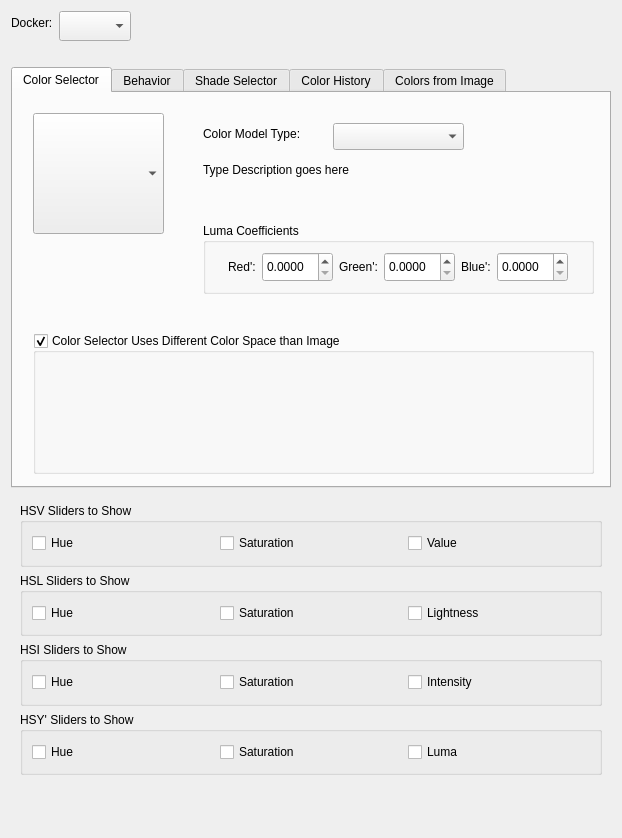
KDE/krita, file plugins/extensions/dockers/advancedcolorselector/wdg_color_selector_settings.ui: the form before one commit.
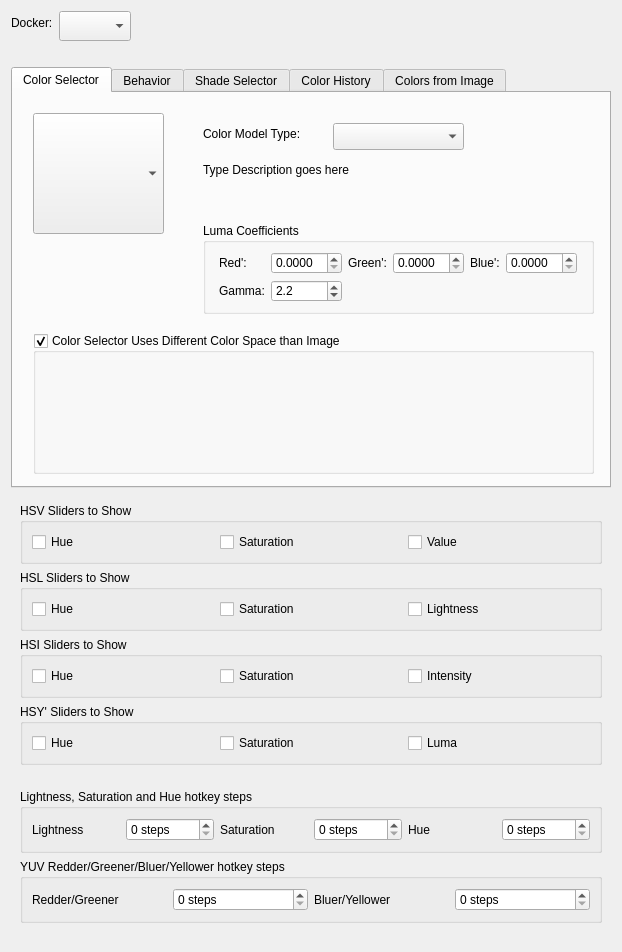
The form after the commit. Custom widgets are drawn as their Qt base class.

Commit message:
Add gamma as hotkey-steps configuration to the config.
This'll allow you to change the gamma of the HSY advanced color selector,
to turn it linear for example.

The hotkey config will allow setting the amount of steps that affect the L and K
and the similar redder/greener/yellower/bluer/hue/sat actions. These are still
hardcoded to use a gamma of 2.2 for now.

Ref T210

Diff of the .ui file:
```diff
--- a/plugins/extensions/dockers/advancedcolorselector/wdg_color_selector_settings.ui
+++ b/plugins/extensions/dockers/advancedcolorselector/wdg_color_selector_settings.ui
@@ -7,7 +7,7 @@
     <x>0</x>
     <y>0</y>
     <width>618</width>
-    <height>838</height>
+    <height>952</height>
    </rect>
   </property>
   <property name="sizePolicy">
@@ -19,10 +19,7 @@
   <property name="windowTitle">
    <string>Color Selector Settings</string>
   </property>
-  <layout class="QVBoxLayout" name="verticalLayout_6">
-   <property name="sizeConstraint">
-    <enum>QLayout::SetDefaultConstraint</enum>
-   </property>
+  <layout class="QVBoxLayout" name="verticalLayout_3">
    <item>
     <layout class="QFormLayout" name="dockerSelectForm">
      <property name="labelAlignment">
@@ -86,7 +83,7 @@
          <x>190</x>
          <y>130</y>
          <width>391</width>
-         <height>71</height>
+         <height>91</height>
         </rect>
        </property>
        <property name="sizePolicy">
@@ -206,6 +203,35 @@
             </property>
            </widget>
           </item>
+          <item row="1" column="1">
+           <widget class="QDoubleSpinBox" name="SP_Gamma">
+            <property name="toolTip">
+             <string>&lt;html&gt;&lt;head/&gt;&lt;body&gt;&lt;p&gt;This sets the gamma value that the linearised HSY Luminosity is crunched with. 1 makes the selector fully linear, 2.2 is a practical default value.&lt;/p&gt;&lt;/body&gt;&lt;/html&gt;</string>
+            </property>
+            <property name="decimals">
+             <number>1</number>
+            </property>
+            <property name="minimum">
+             <double>-3.000000000000000</double>
+            </property>
+            <property name="maximum">
+             <double>3.000000000000000</double>
+            </property>
+            <property name="singleStep">
+             <double>0.100000000000000</double>
+            </property>
+            <property name="value">
+             <double>2.200000000000000</double>
+            </property>
+           </widget>
+          </item>
+          <item row="1" column="0">
+           <widget class="QLabel" name="gamma_label">
+            <property name="text">
+             <string>Gamma:</string>
+            </property>
+           </widget>
+          </item>
          </layout>
         </item>
        </layout>
@@ -1201,19 +1227,7 @@
     </widget>
    </item>
    <item>
-    <widget class="QWidget" name="colorSliderOptions">
-     <property name="sizePolicy">
-      <sizepolicy hsizetype="Fixed" vsizetype="Fixed">
-       <horstretch>0</horstretch>
-       <verstretch>0</verstretch>
-      </sizepolicy>
-     </property>
-     <property name="minimumSize">
-      <size>
-       <width>600</width>
-       <height>290</height>
-      </size>
-     </property>
+    <widget class="QWidget" name="colorSliderOptions" native="true">
      <layout class="QVBoxLayout" name="verticalLayout">
       <item>
        <widget class="QGroupBox" name="groupHsv">
@@ -1338,6 +1352,100 @@
      </layout>
     </widget>
    </item>
+   <item>
+    <widget class="QWidget" name="hotKeyOptions" native="true">
+     <layout class="QVBoxLayout" name="hotkeyOptions">
+      <item>
+       <widget class="QGroupBox" name="hsy">
+        <property name="title">
+         <string>Lightness, Saturation and Hue hotkey steps</string>
+        </property>
+        <layout class="QHBoxLayout" name="horizontalLayout_5">
+         <item>
+          <widget class="QLabel" name="label_8">
+           <property name="text">
+            <string>Lightness</string>
+           </property>
+          </widget>
+         </item>
+         <item>
+          <widget class="QSpinBox" name="sb_lightness">
+           <property name="suffix">
+            <string> steps</string>
+           </property>
+          </widget>
+         </item>
+         <item>
+          <widget class="QLabel" name="label_13">
+           <property name="text">
+            <string>Saturation</string>
+           </property>
+          </widget>
+         </item>
+         <item>
+          <widget class="QSpinBox" name="sb_saturation">
+           <property name="suffix">
+            <string> steps</string>
+           </property>
+          </widget>
+         </item>
+         <item>
+          <widget class="QLabel" name="label_17">
+           <property name="text">
+            <string>Hue</string>
+           </property>
+          </widget>
+         </item>
+         <item>
+          <widget class="QSpinBox" name="sb_hue">
+           <property name="suffix">
+            <string> steps</string>
+           </property>
+          </widget>
+         </item>
+        </layout>
+       </widget>
+      </item>
+      <item>
+       <widget class="QGroupBox" name="horizontalGroupBox_2">
+        <property name="title">
+         <string>YUV Redder/Greener/Bluer/Yellower hotkey steps</string>
+        </property>
+        <layout class="QHBoxLayout" name="yuv">
+         <item>
+          <widget class="QLabel" name="label_18">
+           <property name="text">
+            <string>Redder/Greener</string>
+           </property>
+          </widget>
+         </item>
+         <item>
+          <widget class="QSpinBox" name="sb_rg">
+           <property name="suffix">
+            <string> steps</string>
+           </property>
+          </widget>
+         </item>
+         <item>
+          <widget class="QLabel" name="label_19">
+           <property name="text">
+            <string>Bluer/Yellower</string>
+           </property>
+          </widget>
+         </item>
+         <item>
+          <widget class="QSpinBox" name="sb_by">
+           <property name="suffix">
+            <string> steps</string>
+           </property>
+          </widget>
+         </item>
+        </layout>
+       </widget>
+      </item>
+     </layout>
+    </widget>
+   </item>
    <item>
     <spacer name="verticalSpacer">
      <property name="orientation">
```
Left out of the diff: 2 changed lines with no effect on the pictures. The commit also changes 12 other files.
